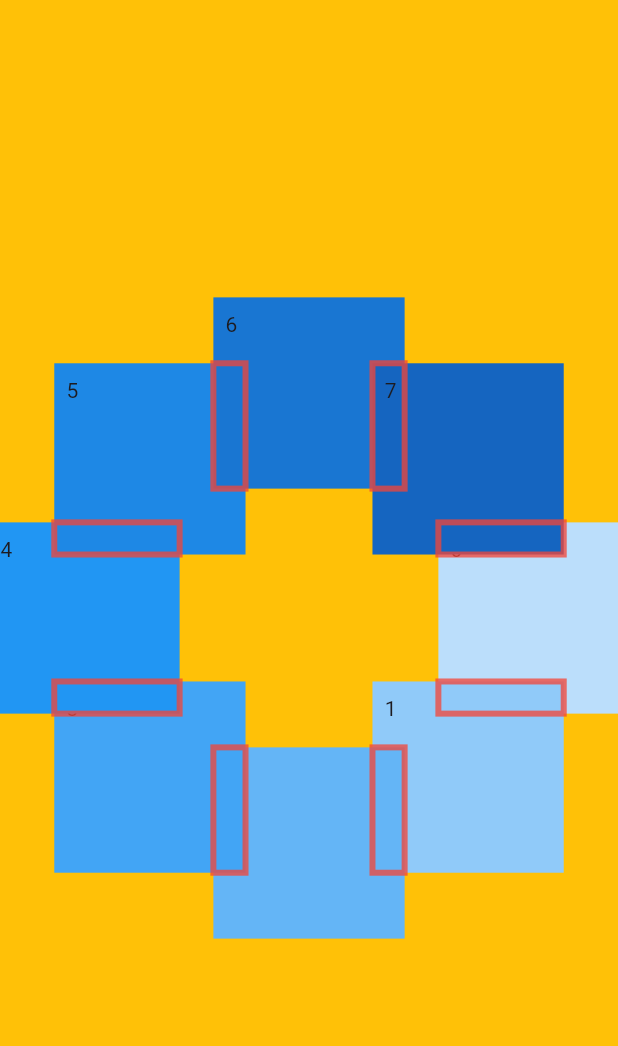
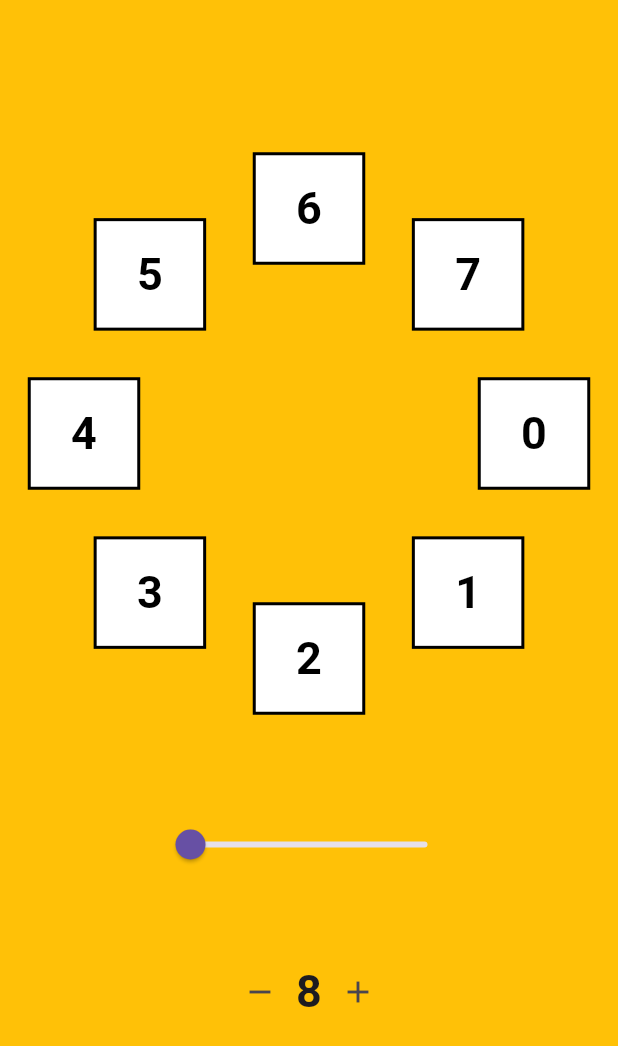
Before and after one commit to lenzpaul/custom_renderbox, a Flutter app: the screen it shows after launch, on a phone screen of 412 x 824 dp. Shown: the top 1046 px of the screen. Run offline on Flutter 3.47's test engine with Material 3 defaults, Android fonts, the phone set to English and light mode, and no system bars.

Commit message:
+ dynamic size and num children

```diff
--- a/lib/circle_layout.dart
+++ b/lib/circle_layout.dart
@@ -8,7 +8,26 @@ class RenderCircleLayout extends RenderBox
         RenderBoxContainerDefaultsMixin<RenderBox, CircleLayoutParentData> {
   double radius;
 
-  RenderCircleLayout({required this.radius});
+  /// The size of the children. If not provided, the children will be allowed to
+  /// size themselves based on their content.
+  Size? _childrenSize;
+
+  /// The size of the children. If not provided, the children will be allowed to
+  /// size themselves based on their content.
+  Size? get childrenSize => _childrenSize;
+
+  /// The size of the children. If not provided, the children will be allowed to
+  /// size themselves based on their content.
+  set childrenSize(Size? value) {
+    _childrenSize = value;
+    markNeedsLayout();
+  }
+
+  RenderCircleLayout({
+    required double radius,
+    Size? childrenSize,
+  })  : _childrenSize = childrenSize,
+        radius = radius;
   @override
   void setupParentData(RenderBox child) {
     if (child.parentData is! CircleLayoutParentData) {
@@ -33,11 +52,12 @@ class RenderCircleLayout extends RenderBox
     // final BoxConstraints constraints = this.constraints.loosen();
 
     // The constraints for the children.
+
     final BoxConstraints constraints = BoxConstraints(
-      minWidth: radius * 0.85,
-      minHeight: radius * 0.85,
-      maxHeight: radius * 0.85,
-      maxWidth: radius * 0.85,
+      minWidth: childrenSize?.width ?? 0.0,
+      minHeight: childrenSize?.height ?? 0.0,
+      maxWidth: childrenSize?.width ?? double.infinity,
+      maxHeight: childrenSize?.height ?? double.infinity,
     );
     // If you want to force the children to have a specific size, you can use
     // the following line instead of the one above. It will force the children
@@ -108,19 +128,24 @@ class CircleLayoutParentData extends ContainerBoxParentData<RenderBox> {}
 /// {@endtemplate}
 class CircleLayout extends MultiChildRenderObjectWidget {
   final double radius;
+  final Size? childrenSize;
 
   /// {@macro circle_layout}
   const CircleLayout({
     super.key,
     required this.radius,
     required super.children,
+    this.childrenSize,
   });
 
   /// Creates the render object for this widget. Called by the framework when
   /// this widget is added to the tree.
   @override
   RenderCircleLayout createRenderObject(BuildContext context) {
-    return RenderCircleLayout(radius: radius);
+    return RenderCircleLayout(
+      radius: radius,
+      childrenSize: childrenSize,
+    );
   }
 
   /// Updates the render object for this widget. Called by the framework when
@@ -135,6 +160,7 @@ class CircleLayout extends MultiChildRenderObjectWidget {
   void updateRenderObject(
       BuildContext context, RenderCircleLayout renderObject) {
     renderObject.radius = radius;
+    renderObject.childrenSize = childrenSize;
   }
 }
 
--- a/lib/main.dart
+++ b/lib/main.dart
@@ -1,35 +1,131 @@
 import 'package:custom_renderbox_mbo/circle_layout.dart';
 import 'package:flutter/material.dart';
 
-void main() {
-  runApp(const MainApp());
-}
+void main() => runApp(const MaterialApp(home: MainApp()));
 
-class MainApp extends StatelessWidget {
+class MainApp extends StatefulWidget {
   const MainApp({super.key});
 
   @override
+  State<MainApp> createState() => _MainAppState();
+}
+
+class _MainAppState extends State<MainApp> {
+  /// The radius of the circle layout around which the children will be placed.
+  static const _radius = 150.0;
+
+  /// The number of children to display around the circle.
+  int numChildren = 8;
+
+  // The size of the children. If not provided, the children will be allowed to
+  // size themselves based on their content.
+  // double? _childrenSize = null;
+  double? _childrenSize = _radius * .5;
+
+  @override
   Widget build(BuildContext context) {
-    return MaterialApp(
-      home: Scaffold(
-        backgroundColor: Colors.amber,
-        body: Center(
-          child: SizedBox(
-            width: 300,
-            height: 300,
-            child: CircleLayout(
-              radius: 150,
+    return Scaffold(
+      backgroundColor: Colors.amber,
+      body: Center(
+        child: Column(
+          mainAxisAlignment: MainAxisAlignment.center,
+          children: [
+            CircleLayout(
+              radius: _radius,
+              childrenSize:
+                  _childrenSize != null ? Size.square(_childrenSize!) : null,
               children: List.generate(
-                8,
-                (index) => Container(
-                  color: Colors.blue[100 * (index + 1)],
-                  child: Padding(
-                    padding: const EdgeInsets.all(8.0),
-                    child: Text('$index'),
+                numChildren,
+                (index) => ChildWidget(index),
+              ),
+            ),
+
+            const SizedBox(height: 100),
+
+            // Slider to change the size of the children
+            if (_childrenSize != null)
+              FractionallySizedBox(
+                widthFactor: .5,
+                child: Slider(
+                  value: _childrenSize!,
+                  min: _radius * .5,
+                  max: _radius * .95,
+                  onChanged: (value) {
+                    setState(() => _childrenSize = value);
+                  },
+                ),
+              ),
+
+            const SizedBox(height: 50),
+
+            // Plus and minus buttons to change the number of children
+            Row(
+              mainAxisAlignment: MainAxisAlignment.center,
+              children: [
+                IconButton(
+                  icon: const Icon(Icons.remove),
+                  onPressed: () {
+                    setState(() {
+                      if (numChildren > 1) {
+                        numChildren--;
+                      }
+                    });
+                  },
+                ),
+                Text(
+                  '$numChildren',
+                  style: const TextStyle(
+                    fontSize: 30,
+                    fontWeight: FontWeight.bold,
                   ),
                 ),
-              ),
+                IconButton(
+                  icon: const Icon(Icons.add),
+                  onPressed: () {
+                    setState(() {
+                      if (numChildren < 12) {
+                        numChildren++;
+                      }
+                    });
+                  },
+                ),
+              ],
             ),
+          ],
+        ),
+      ),
+    );
+  }
+}
+
+/// A widget that displays a number in a circle.
+class ChildWidget extends StatelessWidget {
+  final int index;
+
+  const ChildWidget(
+    this.index, {
+    super.key,
+  });
+
+  @override
+  Widget build(BuildContext context) {
+    return Container(
+      decoration: BoxDecoration(
+        color: Colors.white,
+        border: Border.all(
+          color: Colors.black,
+          width: 2,
+        ),
+      ),
+      alignment: Alignment.center,
+      child: Padding(
+        padding: const EdgeInsets.all(8.0),
+        child: Text(
+          '$index',
+          style: const TextStyle(
+            fontSize: 30,
+            color: Colors.black,
+            fontWeight: FontWeight.bold,
           ),
         ),
       ),
```
